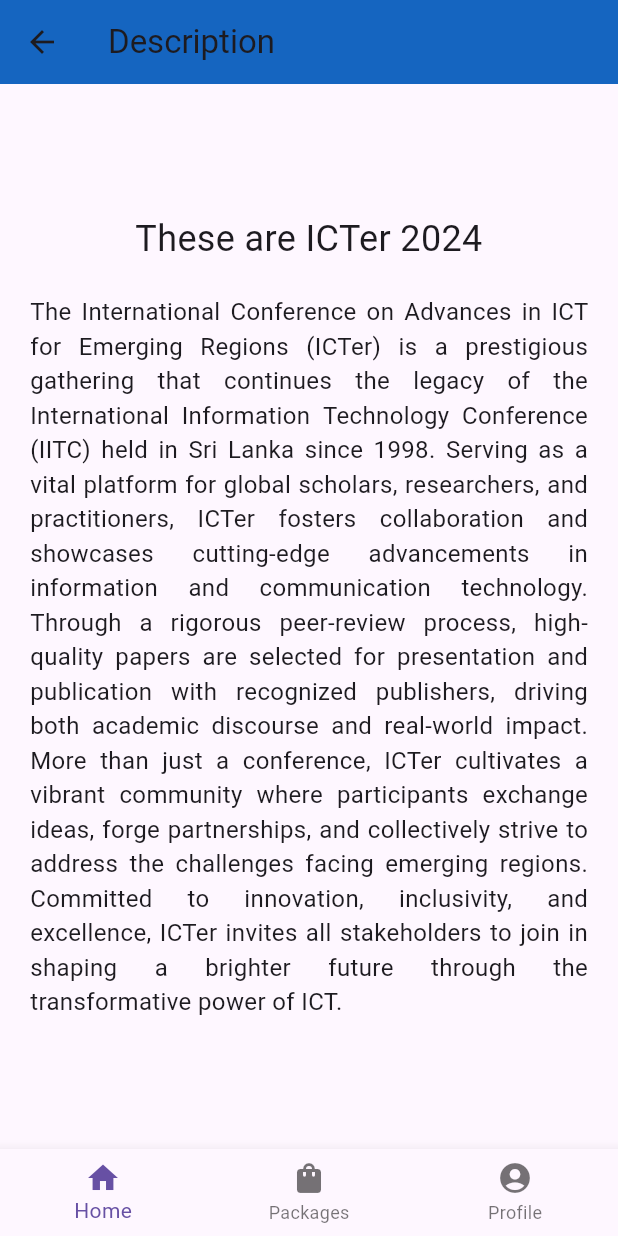
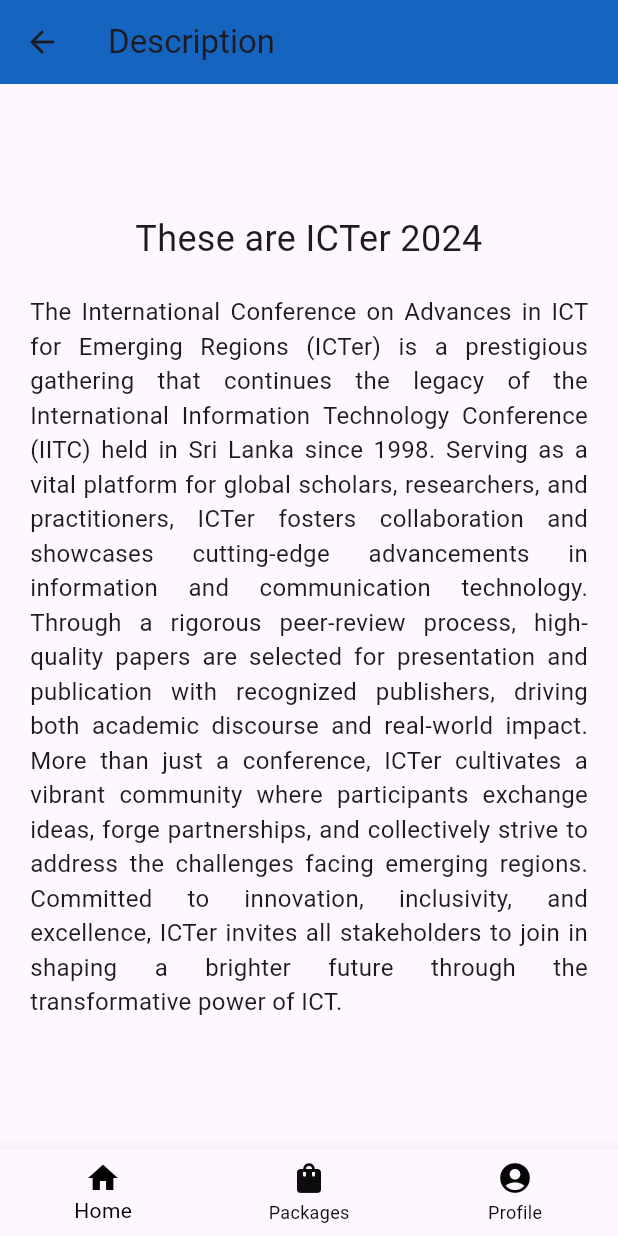
Before and after one commit to ProjectConfee/Confee-mobile, a Flutter app: the DescriptionPage screen opened directly, on a phone screen of 412 x 824 dp. Run offline on Flutter 3.47's test engine with Material 3 defaults, Android fonts, the phone set to English and light mode, and no system bars; missing offline and left inert: flutter_pdfview, qr_code_scanner.

Commit message:
add custom navar in description.dart

```diff
--- a/lib/pages/participant/innovation/description_page.dart
+++ b/lib/pages/participant/innovation/description_page.dart
@@ -1,10 +1,105 @@
+// // ignore_for_file: prefer_const_constructors
+
+// import 'package:flutter/material.dart';
+// import 'package:youtube_1/pages/participant/innovation/profile_view.dart'; // Import the ProfileViewPage
+
+// class DescriptionPage extends StatelessWidget {
+//   const DescriptionPage({Key? key}) : super(key: key);
+
+//   @override
+//   Widget build(BuildContext context) {
+//     return Scaffold(
+//       appBar: AppBar(
+//         title: Text('Description'),
+//         backgroundColor: Colors.blue[800], // Set the app bar color
+//         leading: IconButton(
+//           icon: Icon(Icons.arrow_back),
+//           onPressed: () {
+//             Navigator.pop(context); // Navigate back when arrow back is pressed
+//           },
+//         ),
+//       ),
+//       bottomNavigationBar: BottomNavigationBar(
+//         items: [
+//           BottomNavigationBarItem(icon: Icon(Icons.home), label: 'Home'),
+//           BottomNavigationBarItem(
+//             icon: Icon(Icons.shopping_bag),
+//             label: 'Packages',
+//           ),
+//           BottomNavigationBarItem(
+//             icon: Icon(Icons.account_circle),
+//             label: 'Profile',
+//           ),
+//         ],
+//         onTap: (index) {
+//           if (index == 0) {
+//             Navigator.pop(context); // Assuming the HomePage is the previous page in the navigation stack
+//           } else if (index == 2) {
+//             Navigator.push(
+//               context,
+//               MaterialPageRoute(builder: (context) => ProfileViewPage()),
+//             );
+//           }
+//         },
+//       ),
+//       body: SafeArea(
+//         child: Center(
+//           child: Padding(
+//             padding: const EdgeInsets.all(20.0),
+//             child: Column(
+//               mainAxisAlignment: MainAxisAlignment.center,
+//               children: [
+//                 Text(
+//                   'These are ICTer 2024',
+//                   style: TextStyle(fontSize: 24),
+//                   textAlign: TextAlign.center,
+//                 ),
+//                 SizedBox(height: 20),
+//                 Text(
+//                   'The International Conference on Advances in ICT for Emerging Regions (ICTer) is a prestigious gathering that continues the legacy of the International Information Technology Conference (IITC) held in Sri Lanka since 1998. Serving as a vital platform for global scholars, researchers, and practitioners, ICTer fosters collaboration and showcases cutting-edge advancements in information and communication technology. Through a rigorous peer-review process, high-quality papers are selected for presentation and publication with recognized publishers, driving both academic discourse and real-world impact. More than just a conference, ICTer cultivates a vibrant community where participants exchange ideas, forge partnerships, and collectively strive to address the challenges facing emerging regions. Committed to innovation, inclusivity, and excellence, ICTer invites all stakeholders to join in shaping a brighter future through the transformative power of ICT.',
+//                   style: TextStyle(fontSize: 16),
+//                   textAlign: TextAlign.justify,
+//                 ),
+//               ],
+//             ),
+//           ),
+//         ),
+
+//       ),
+//     );
+//   }
+// }
 // ignore_for_file: prefer_const_constructors
 
 import 'package:flutter/material.dart';
 import 'package:youtube_1/pages/participant/innovation/profile_view.dart'; // Import the ProfileViewPage
+import 'package:youtube_1/pages/participant/innovation/custom_bottom_navigation_bar.dart'; // Import CustomBottomNavigationBar
 
-class DescriptionPage extends StatelessWidget {
+class DescriptionPage extends StatefulWidget {
   const DescriptionPage({Key? key}) : super(key: key);
+
+  @override
+  _DescriptionPageState createState() => _DescriptionPageState();
+}
+
+class _DescriptionPageState extends State<DescriptionPage> {
+  int _currentIndex = 0;
+
+  void _onBottomNavBarTapped(int index) {
+    setState(() {
+      _currentIndex = index;
+    });
+
+    if (index == 0) {
+      Navigator.pop(context); // Assuming the HomePage is the previous page in the navigation stack
+    } else if (index == 2) {
+      Navigator.push(
+        context,
+        MaterialPageRoute(builder: (context) => ProfileViewPage()),
+      );
+    }
+    // Handle other cases if necessary
+  }
 
   @override
   Widget build(BuildContext context) {
@@ -19,28 +114,9 @@
           },
         ),
       ),
-      bottomNavigationBar: BottomNavigationBar(
-        items: [
-          BottomNavigationBarItem(icon: Icon(Icons.home), label: 'Home'),
-          BottomNavigationBarItem(
-            icon: Icon(Icons.shopping_bag),
-            label: 'Packages',
-          ),
-          BottomNavigationBarItem(
-            icon: Icon(Icons.account_circle),
-            label: 'Profile',
-          ),
-        ],
-        onTap: (index) {
-          if (index == 0) {
-            Navigator.pop(context); // Assuming the HomePage is the previous page in the navigation stack
-          } else if (index == 2) {
-            Navigator.push(
-              context,
-              MaterialPageRoute(builder: (context) => ProfileViewPage()),
-            );
-          }
-        },
+      bottomNavigationBar: CustomBottomNavigationBar(
+        currentIndex: _currentIndex,
+        onTap: _onBottomNavBarTapped,
       ),
       body: SafeArea(
         child: Center(
@@ -64,7 +140,6 @@
             ),
           ),
         ),
-
       ),
     );
   }
```
